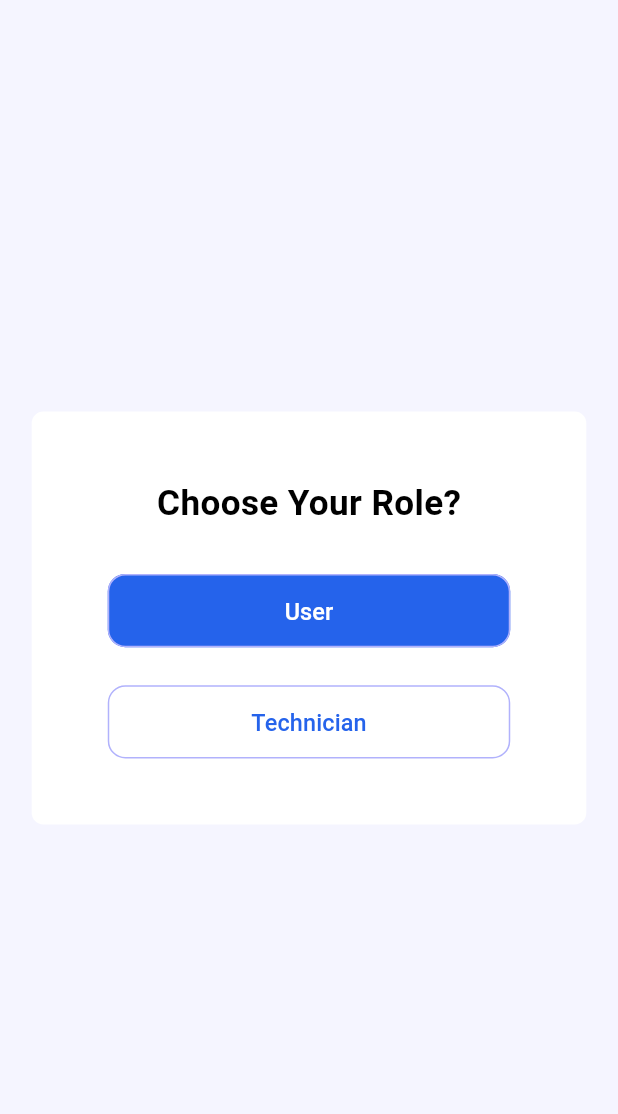
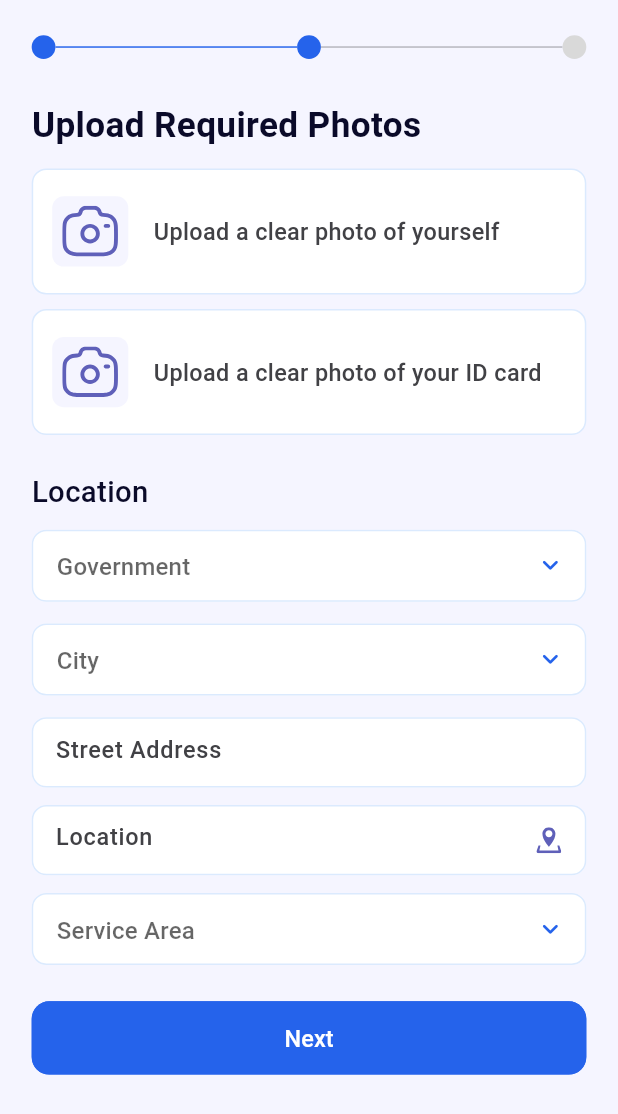
Before and after one commit to FAD-Community/Team-2--R1_P2, a Flutter app: the screen it shows after launch, on a phone screen of 412 x 824 dp. Shown: the top 1114 px of the screen. Run offline on Flutter 3.47's test engine with Material 3 defaults, Android fonts, the phone set to English and light mode, and no system bars; our stand-ins replace dio, flutter_screenutil, flutter_secure_storage, flutter_svg, get_it, shared_preferences.

Commit message:
implementing provider sign up info one ui

```diff
--- a/lib/core/routing/app_router.dart
+++ b/lib/core/routing/app_router.dart
@@ -1,11 +1,11 @@
 import 'package:fix_now_team_2/features/account_type/presentation/screens/account_type_screen.dart';
-import 'package:fix_now_team_2/features/auth/provider_auth/presentation/screens/provider_sign_up_info_one.dart';
 import 'package:fix_now_team_2/features/auth/provider_auth/presentation/screens/provider_sign_up_screen.dart';
 import 'package:fix_now_team_2/Features/Job_statues/Presentation/Screens/Job_Statues_Screen.dart';
 import 'package:fix_now_team_2/features/onboarding/presentation/screens/onboarding_screen_view.dart';
 import 'package:fix_now_team_2/features/splash/presentation/screens/splash_screen_view.dart';
 import 'package:flutter/material.dart';
 
+import '../../features/auth/provider_auth/presentation/screens/provider_sign_up_info_one_screen.dart';
 import 'routes.dart';
 
 class AppRouter {
@@ -22,8 +22,8 @@ class AppRouter {
       case Routes.providerSignUpScreen:
         return MaterialPageRoute(builder: (_) => const ProviderSignUpScreen());
 
-      case Routes.providerSignUpInfoOne:
-        return MaterialPageRoute(builder: (_) => const ProviderSignUpInfoOne());
+      case Routes.providerSignUpInfoOneScreen:
+        return MaterialPageRoute(builder: (_) => const ProviderSignUpInfoOneScreen());
       case Routes.jobDetailsScreen:
         return MaterialPageRoute(builder: (_) => const JobStatuesScreen());
 
--- a/lib/core/routing/routes.dart
+++ b/lib/core/routing/routes.dart
@@ -41,8 +41,8 @@ class Routes {
   static const String requestDetailsScreen = '/requestDetailsScreen';
   static const String waitingForCustomerScreen = '/waitingForCustomerScreen';
   static const String jobDetailsScreen = '/jobDetailsScreen';
-  static const String providerSignUpInfoOne = '/providerSignUpInfoOne';
-  static const String providerSignUpInfoTwo = '/providerSignUpInfoTwo';
+  static const String providerSignUpInfoOneScreen = '/providerSignUpInfoOneScreen';
+  static const String providerSignUpInfoTwoScreen = '/providerSignUpInfoTwoScreen';
   static const String completionDetailsScreen = '/completionDetailsScreen';
   static const String providerProfileScreen = '/providerProfileScreen';
   static const String completedJobsScreen = '/completedJobsScreen';
--- a/lib/core/theme/app_text_styles.dart
+++ b/lib/core/theme/app_text_styles.dart
@@ -68,6 +68,11 @@ class AppTextStyle {
     color: AppColors.primary,
     fontWeight: FontWeight.w600,
   );
+  static TextStyle font24MediumBlack = TextStyle(
+    fontSize: 24.sp,
+    color: Color(0xff0A0A29),
+    fontWeight: FontWeight.w600,
+  );
 
   static TextStyle font24SemiBoldWhite = TextStyle(
     fontSize: 24.sp,
--- a/lib/features/auth/provider_auth/presentation/screens/provider_sign_up_info_one.dart
+++ /dev/null
@@ -1,10 +0,0 @@
-import 'package:flutter/material.dart';
-
-class ProviderSignUpInfoOne extends StatelessWidget {
-  const ProviderSignUpInfoOne({super.key});
-
-  @override
-  Widget build(BuildContext context) {
-    return Scaffold();
-  }
-}
--- /dev/null
+++ b/lib/features/auth/provider_auth/presentation/screens/provider_sign_up_info_one_screen.dart
@@ -0,0 +1,177 @@
+import 'package:fix_now_team_2/core/theme/app_colors.dart';
+import 'package:fix_now_team_2/core/theme/app_text_styles.dart';
+import 'package:fix_now_team_2/core/widgets/custom_elevated_button.dart';
+import 'package:fix_now_team_2/features/auth/provider_auth/presentation/widgets/provider_sign_up_info_one_widgets/provider_sign_up_progress_indicator.dart';
+import 'package:flutter/material.dart';
+import 'package:flutter_screenutil/flutter_screenutil.dart';
+import 'package:flutter_svg/flutter_svg.dart';
+
+import '../../../../../core/shared_widgets/custom_text_form_field.dart';
+import '../widgets/provider_sign_up_info_one_widgets/provider_location_dropdown.dart';
+import '../widgets/provider_sign_up_info_one_widgets/provider_photo_upload_field.dart';
+import '../widgets/provider_sign_up_info_one_widgets/provider_service_area.dart';
+
+class ProviderSignUpInfoOneScreen extends StatefulWidget {
+  const ProviderSignUpInfoOneScreen({super.key});
+
+  @override
+  State<ProviderSignUpInfoOneScreen> createState() =>
+      _ProviderSignUpInfoOneScreenState();
+}
+
+class _ProviderSignUpInfoOneScreenState
+    extends State<ProviderSignUpInfoOneScreen> {
+  String? selectedGovernment;
+  String? selectedCity;
+  String? selectedServiceArea;
+
+  final TextEditingController streetAddressController = TextEditingController();
+
+  final TextEditingController locationController = TextEditingController();
+
+  @override
+  void dispose() {
+    streetAddressController.dispose();
+    locationController.dispose();
+    super.dispose();
+  }
+
+  @override
+  Widget build(BuildContext context) {
+    return Scaffold(
+      backgroundColor: AppColors.scaffoldBackground,
+      body: SafeArea(
+        child: SingleChildScrollView(
+          padding: EdgeInsets.symmetric(horizontal: 20.w, vertical: 24.h),
+          child: Column(
+            crossAxisAlignment: CrossAxisAlignment.start,
+            children: [
+              ProviderSignUpProgressIndicator(),
+              SizedBox(height: 28.h),
+              Text(
+                'Upload Required Photos',
+                style: AppTextStyle.font24MediumBlack,
+              ),
+
+              SizedBox(height: 12.h),
+
+              ProviderPhotoUploadField(
+                text: 'Upload a clear photo of yourself',
+                onTap: () {},
+              ),
+
+              SizedBox(height: 10.h),
+
+              ProviderPhotoUploadField(
+                text: 'Upload a clear photo of your ID card',
+                onTap: () {},
+              ),
+
+              SizedBox(height: 24.h),
+
+              Text('Location', style: AppTextStyle.font20SemiBoldBlack),
+
+              SizedBox(height: 12.h),
+
+              ProviderLocationDropdown(
+                hintText: 'Government',
+                value: selectedGovernment,
+                items: const ['Cairo', 'Giza', 'Alexandria', 'Dakahlia'],
+                onChanged: (value) {
+                  setState(() {
+                    selectedGovernment = value;
+                  });
+                },
+              ),
+
+              SizedBox(height: 12.h),
+
+              ProviderLocationDropdown(
+                hintText: 'City',
+                value: selectedCity,
+                items: const [
+                  'Mansoura',
+                  'Nasr City',
+                  '6th of October',
+                  'Maadi',
+                ],
+                onChanged: (value) {
+                  setState(() {
+                    selectedCity = value;
+                  });
+                },
+              ),
+
+              SizedBox(height: 12.h),
+
+              SizedBox(
+                height: 48.h,
+                child: CustomTextFormField(
+                  controller: streetAddressController,
+                  hintText: 'Street Address',
+                  fillColor: AppColors.white,
+                  borderColor: AppColors.primaryLight,
+                  focusedBorderColor: AppColors.primary,
+                ),
+              ),
+
+              SizedBox(height: 12.h),
+
+              SizedBox(
+                height: 48.h,
+                child: CustomTextFormField(
+                  controller: locationController,
+                  hintText: 'Location',
+                  fillColor: AppColors.white,
+                  borderColor: AppColors.primaryLight,
+                  focusedBorderColor: AppColors.primary,
+                  suffixIcon: Padding(
+                    padding: EdgeInsets.all(14.w),
+                    child: SvgPicture.asset(
+                      'assets/icons/location_icon.svg',
+                      width: 20.w,
+                      height: 20.h,
+                      fit: BoxFit.contain,
+                    ),
+                  ),
+                ),
+              ),
+
+              SizedBox(height: 12.h),
+              ProviderServiceArea(
+                value: selectedServiceArea,
+                items: const [
+                  'Within 5 km',
+                  'Within 10 km',
+                  'Within 20 km',
+                  'Within 30 km',
+                ],
+                onChanged: (value) {
+                  setState(() {
+                    selectedServiceArea = value;
+                  });
+                },
+              ),
+              SizedBox(height: 22.h),
+
+              Center(
+                child: SizedBox(
+                  width: double.infinity,
+                  child: CustomElevatedButton(
+                    backgroundColor: AppColors.primary,
+                    borderColor: AppColors.primary,
+                    onPressed: () {},
+                    child: Text(
+                      'Next',
+                      style: AppTextStyle.font16SemiBoldWhite,
+                    ),
+                  ),
+                ),
+              ),
+            ],
+          ),
+        ),
+      ),
+    );
+  }
+}
--- /dev/null
+++ b/lib/features/auth/provider_auth/presentation/widgets/provider_sign_up_info_one_widgets/provider_location_dropdown.dart
@@ -0,0 +1,71 @@
+import 'package:fix_now_team_2/core/theme/app_colors.dart';
+import 'package:fix_now_team_2/core/theme/app_text_styles.dart';
+import 'package:flutter/material.dart';
+import 'package:flutter_screenutil/flutter_screenutil.dart';
+
+class ProviderLocationDropdown extends StatelessWidget {
+  final String hintText;
+  final String? value;
+  final List<String> items;
+  final ValueChanged<String?>? onChanged;
+
+  const ProviderLocationDropdown({
+    super.key,
+    required this.hintText,
+    required this.value,
+    required this.items,
+    this.onChanged,
+  });
+
+  @override
+  Widget build(BuildContext context) {
+    return SizedBox(
+      height: 52.h,
+      child: DropdownButtonFormField<String>(
+        initialValue: value,
+        onChanged: onChanged,
+        icon: Icon(
+          Icons.keyboard_arrow_down_rounded,
+          color: AppColors.primary,
+          size: 22.sp,
+        ),
+        decoration: InputDecoration(
+          filled: true,
+          fillColor: AppColors.white,
+          hintText: hintText,
+          hintStyle: AppTextStyle.font16MediumLabelGrey,
+          contentPadding: EdgeInsets.symmetric(
+            horizontal: 12.w,
+          ),
+          border: OutlineInputBorder(
+            borderRadius: BorderRadius.circular(10.r),
+            borderSide: BorderSide(
+              color: AppColors.primaryLight,
+            ),
+          ),
+          enabledBorder: OutlineInputBorder(
+            borderRadius: BorderRadius.circular(10.r),
+            borderSide: BorderSide(
+              color: AppColors.primaryLight,
+            ),
+          ),
+          focusedBorder: OutlineInputBorder(
+            borderRadius: BorderRadius.circular(10.r),
+            borderSide: BorderSide(
+              color: AppColors.primary,
+            ),
+          ),
+        ),
+        items: items.map((item) {
+          return DropdownMenuItem<String>(
+            value: item,
+            child: Text(
+              item,
+              style: AppTextStyle.font16MediumLabelGrey,
+            ),
+          );
+        }).toList(),
+      ),
+    );
+  }
+}
--- /dev/null
+++ b/lib/features/auth/provider_auth/presentation/widgets/provider_sign_up_info_one_widgets/provider_photo_upload_field.dart
@@ -0,0 +1,63 @@
+import 'package:fix_now_team_2/core/theme/app_colors.dart';
+import 'package:fix_now_team_2/core/theme/app_text_styles.dart';
+import 'package:flutter/material.dart';
+import 'package:flutter_screenutil/flutter_screenutil.dart';
+import 'package:flutter_svg/flutter_svg.dart';
+
+class ProviderPhotoUploadField extends StatelessWidget {
+  final String text;
+  final VoidCallback? onTap;
+
+  const ProviderPhotoUploadField({
+    super.key,
+    required this.text,
+    this.onTap,
+  });
+
+  @override
+  Widget build(BuildContext context) {
+    return InkWell(
+      onTap: onTap,
+      borderRadius: BorderRadius.circular(10.r),
+      child: Container(
+        height: 86.h,
+        width: double.infinity,
+        padding: EdgeInsets.symmetric(horizontal: 12.w),
+        decoration: BoxDecoration(
+          color: AppColors.white,
+          borderRadius: BorderRadius.circular(10.r),
+          border: Border.all(
+            color: AppColors.primaryLight,
+          ),
+        ),
+        child: Row(
+          children: [
+            Container(
+              height: 48.h,
+              width: 48.w,
+              decoration: BoxDecoration(
+                color: AppColors.scaffoldBackground,
+                borderRadius: BorderRadius.circular(8.r),
+              ),
+              child: Padding(
+                padding: EdgeInsets.all(6.w),
+                child: SvgPicture.asset(
+                  'assets/icons/camera_icon.svg',
+                  fit: BoxFit.contain,
+                ),
+              ),
+            ),
+            SizedBox(width: 16.w),
+
+            Expanded(
+              child: Text(
+                text,
+                style: AppTextStyle.font16MediumLabelGrey,
+              ),
+            ),
+          ],
+        ),
+      ),
+    );
+  }
+}
--- /dev/null
+++ b/lib/features/auth/provider_auth/presentation/widgets/provider_sign_up_info_one_widgets/provider_service_area.dart
@@ -0,0 +1,69 @@
+import 'package:fix_now_team_2/core/theme/app_colors.dart';
+import 'package:fix_now_team_2/core/theme/app_text_styles.dart';
+import 'package:flutter/material.dart';
+import 'package:flutter_screenutil/flutter_screenutil.dart';
+
+class ProviderServiceArea extends StatelessWidget {
+  final String? value;
+  final List<String> items;
+  final ValueChanged<String?>? onChanged;
+
+  const ProviderServiceArea({
+    super.key,
+    required this.value,
+    required this.items,
+    this.onChanged,
+  });
+
+  @override
+  Widget build(BuildContext context) {
+    return SizedBox(
+      height: 52.h,
+      child: DropdownButtonFormField<String>(
+        value: value,
+        onChanged: onChanged,
+        icon: Icon(
+          Icons.keyboard_arrow_down_rounded,
+          color: AppColors.primary,
+          size: 22.sp,
+        ),
+        decoration: InputDecoration(
+          filled: true,
+          fillColor: AppColors.white,
+          hintText: 'Service Area',
+          hintStyle: AppTextStyle.font16MediumLabelGrey,
+          contentPadding: EdgeInsets.symmetric(
+            horizontal: 12.w,
+          ),
+          border: OutlineInputBorder(
+            borderRadius: BorderRadius.circular(10.r),
+            borderSide: BorderSide(
+              color: AppColors.primaryLight,
+            ),
+          ),
+          enabledBorder: OutlineInputBorder(
+            borderRadius: BorderRadius.circular(10.r),
+            borderSide: BorderSide(
+              color: AppColors.primaryLight,
+            ),
+          ),
+          focusedBorder: OutlineInputBorder(
+            borderRadius: BorderRadius.circular(10.r),
+            borderSide: BorderSide(
+              color: AppColors.primary,
+            ),
+          ),
+        ),
+        items: items.map((item) {
+          return DropdownMenuItem<String>(
+            value: item,
+            child: Text(
+              item,
+              style: AppTextStyle.font16MediumLabelGrey,
+            ),
+          );
+        }).toList(),
+      ),
+    );
+  }
+}
--- /dev/null
+++ b/lib/features/auth/provider_auth/presentation/widgets/provider_sign_up_info_one_widgets/provider_sign_up_progress_indicator.dart
@@ -0,0 +1,56 @@
+import 'package:flutter/material.dart';
+import 'package:flutter_screenutil/flutter_screenutil.dart';
+
+import '../../../../../../core/theme/app_colors.dart';
+
+class ProviderSignUpProgressIndicator extends StatelessWidget {
+  const ProviderSignUpProgressIndicator({super.key});
+
+  @override
+  Widget build(BuildContext context) {
+    return Row(
+      children: [
+        Container(
+          width: 15.w,
+          height: 15.w,
+          decoration: const BoxDecoration(
+            shape: BoxShape.circle,
+            color: AppColors.primary,
+          ),
+        ),
+
+        Expanded(
+          child: Container(
+            height: 1.h,
+            color: AppColors.primary,
+          ),
+        ),
+
+        Container(
+          width: 15.w,
+          height: 15.w,
+          decoration: const BoxDecoration(
+            shape: BoxShape.circle,
+            color: AppColors.primary,
+          ),
+        ),
+
+        Expanded(
+          child: Container(
+            height: 1.h,
+            color: Colors.black26,
+          ),
+        ),
+
+        Container(
+          width: 15.w,
+          height: 15.w,
+          decoration: const BoxDecoration(
+            shape: BoxShape.circle,
+            color: Color(0xFFD9D9D9),
+          ),
+        ),
+      ],
+    );
+  }
+}
--- a/lib/fix_now.dart
+++ b/lib/fix_now.dart
@@ -17,7 +17,7 @@ class FixNow extends StatelessWidget {
         localizationsDelegates: AppLocalizations.localizationsDelegates,
         supportedLocales: AppLocalizations.supportedLocales,
         debugShowCheckedModeBanner: false,
-        initialRoute: Routes.accountTypeScreen,
+        initialRoute: Routes.providerSignUpInfoOneScreen,
         onGenerateRoute: AppRouter.onGenerateRoute,
       ),
     );
--- a/pubspec.yaml
+++ b/pubspec.yaml
@@ -54,6 +54,7 @@ dependencies:
   equatable: ^2.0.7
   # Responsive
   flutter_screenutil: ^5.9.0
+  flutter_svg: ^2.3.0
 
 dev_dependencies:
   flutter_test:
@@ -73,6 +74,7 @@ flutter:
   # To add assets to your application, add an assets section, like this:
   assets:
     - assets/images/
+    - assets/icons/
     - assets/images/onboarding/
     - assets/images/provider/
     - assets/fonts/
```
Also changed, not shown: assets/icons/camera_icon.svg (added), assets/icons/location_icon.svg (added), lib/generated/assets.dart, pubspec.lock.
